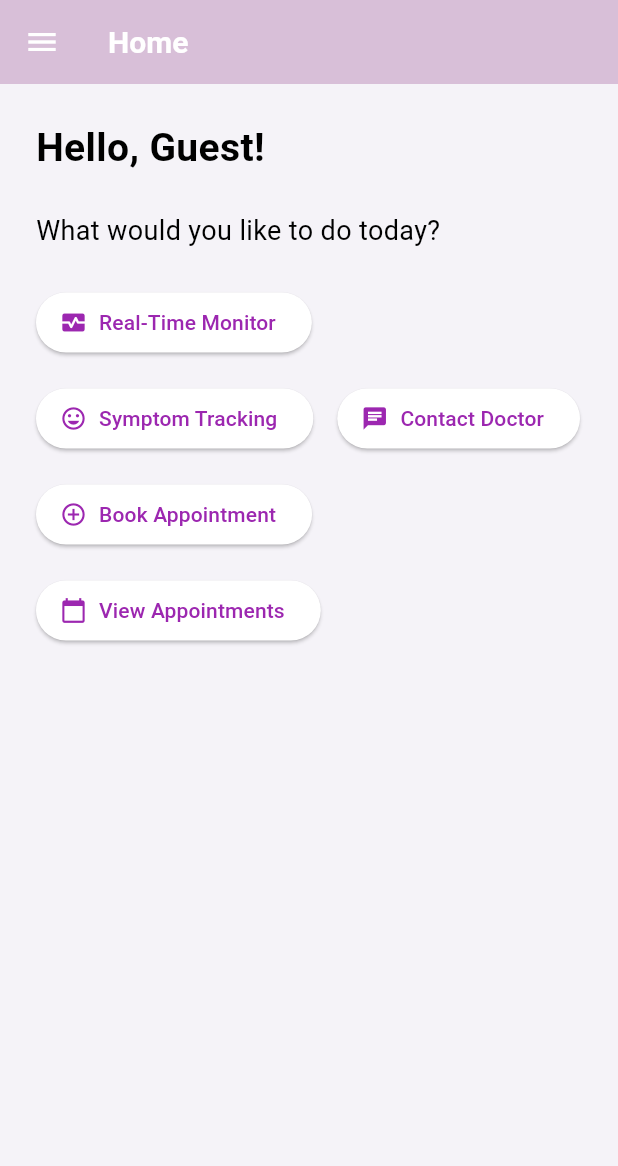
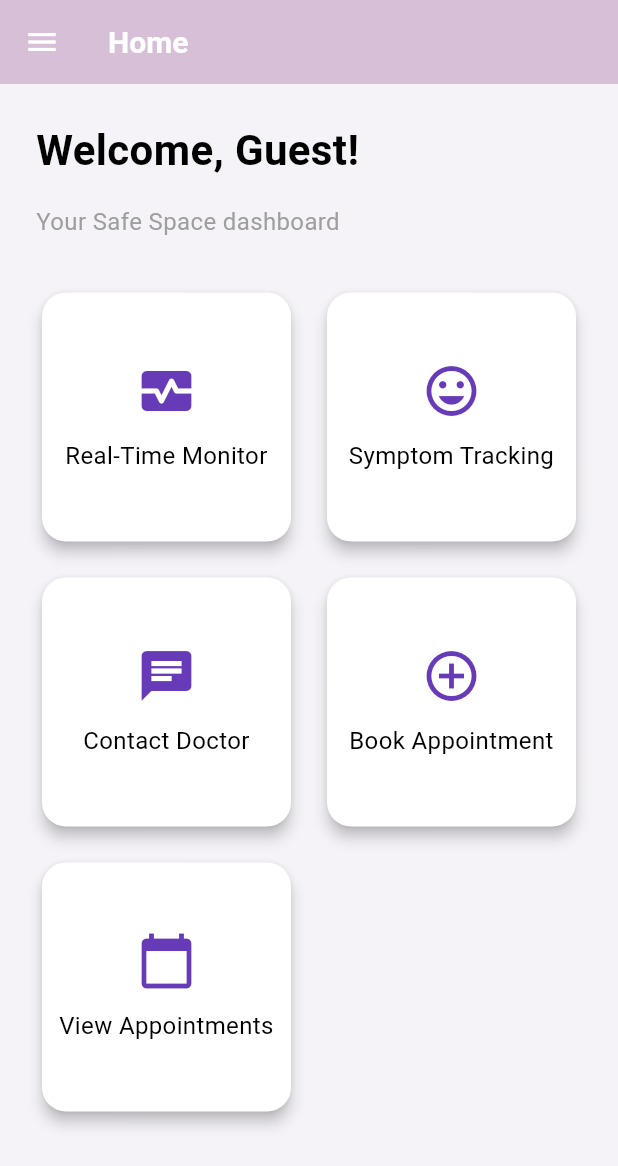
Before and after one commit to Ba-jx/safespace, a Flutter app: the HomeScreen screen opened by its route, on a phone screen of 412 x 824 dp. Shown: the top 1166 px of the screen. Run offline on Flutter 3.47's test engine with Material 3 defaults, Android fonts, the phone set to English and light mode, and no system bars; our stand-ins replace cloud_firestore, firebase_auth, firebase_core, table_calendar; accounts and stored records are empty.

Commit message:
Update home_screen.dart

```diff
--- a/lib/screens/home_screen.dart
+++ b/lib/screens/home_screen.dart
@@ -16,52 +16,61 @@ class HomeScreen extends StatelessWidget {
         title: const Text('Home'),
       ),
       drawer: const CustomDrawer(),
-      body: Padding(
+      body: SingleChildScrollView(
         padding: const EdgeInsets.all(24.0),
         child: Column(
           crossAxisAlignment: CrossAxisAlignment.start,
           children: [
             Text(
-              'Hello, $userName!',
+              'Welcome, $userName!',
               style: const TextStyle(
-                fontSize: 26,
+                fontSize: 28,
                 fontWeight: FontWeight.bold,
               ),
             ),
-            const SizedBox(height: 24),
+            const SizedBox(height: 16),
             const Text(
-              'What would you like to do today?',
-              style: TextStyle(fontSize: 18),
+              'Your Safe Space dashboard',
+              style: TextStyle(fontSize: 16, color: Colors.grey),
             ),
-            const SizedBox(height: 24),
-            Wrap(
-              spacing: 16,
-              runSpacing: 16,
+            const SizedBox(height: 32),
+            GridView.count(
+              shrinkWrap: true,
+              physics: const NeverScrollableScrollPhysics(),
+              crossAxisCount: 2,
+              mainAxisSpacing: 16,
+              crossAxisSpacing: 16,
+              childAspectRatio: 1,
               children: [
-                ElevatedButton.icon(
-                  icon: const Icon(Icons.monitor_heart),
-                  label: const Text('Real-Time Monitor'),
-                  onPressed: () => Navigator.pushNamed(context, '/real-time-monitor'),
+                _buildFeatureCard(
+                  context,
+                  icon: Icons.monitor_heart,
+                  label: 'Real-Time Monitor',
+                  route: '/real-time-monitor',
                 ),
-                ElevatedButton.icon(
-                  icon: const Icon(Icons.mood),
-                  label: const Text('Symptom Tracking'),
-                  onPressed: () => Navigator.pushNamed(context, '/symptom-tracking'),
+                _buildFeatureCard(
+                  context,
+                  icon: Icons.mood,
+                  label: 'Symptom Tracking',
+                  route: '/symptom-tracking',
                 ),
-                ElevatedButton.icon(
-                  icon: const Icon(Icons.chat),
-                  label: const Text('Contact Doctor'),
-                  onPressed: () => Navigator.pushNamed(context, '/doctor-communication'),
+                _buildFeatureCard(
+                  context,
+                  icon: Icons.chat,
+                  label: 'Contact Doctor',
+                  route: '/doctor-communication',
                 ),
-                ElevatedButton.icon(
-                  icon: const Icon(Icons.add_circle_outline),
-                  label: const Text('Book Appointment'),
-                  onPressed: () => Navigator.pushNamed(context, '/appointments/book'),
+                _buildFeatureCard(
+                  context,
+                  icon: Icons.add_circle_outline,
+                  label: 'Book Appointment',
+                  route: '/appointments/book',
                 ),
-                ElevatedButton.icon(
-                  icon: const Icon(Icons.calendar_today),
-                  label: const Text('View Appointments'),
-                  onPressed: () => Navigator.pushNamed(context, '/appointments/list'),
+                _buildFeatureCard(
+                  context,
+                  icon: Icons.calendar_today,
+                  label: 'View Appointments',
+                  route: '/appointments/list',
                 ),
               ],
             ),
@@ -70,4 +79,26 @@ class HomeScreen extends StatelessWidget {
       ),
     );
   }
+
+  Widget _buildFeatureCard(BuildContext context,
+      {required IconData icon, required String label, required String route}) {
+    return Card(
+      shape: RoundedRectangleBorder(borderRadius: BorderRadius.circular(16)),
+      elevation: 4,
+      child: InkWell(
+        onTap: () => Navigator.pushNamed(context, route),
+        borderRadius: BorderRadius.circular(16),
+        child: Center(
+          child: Column(
+            mainAxisSize: MainAxisSize.min,
+            children: [
+              Icon(icon, size: 40, color: Colors.deepPurple),
+              const SizedBox(height: 12),
+              Text(label, textAlign: TextAlign.center, style: const TextStyle(fontSize: 16)),
+            ],
+          ),
+        ),
+      ),
+    );
+  }
 }
```
